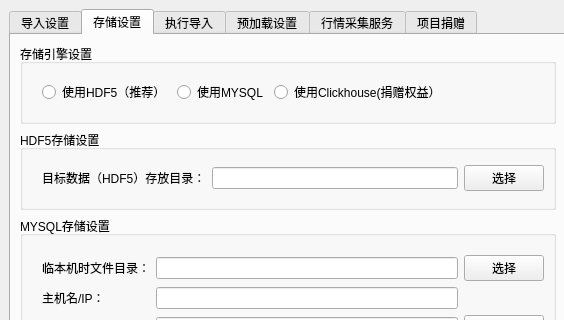
This is hikyuu/gui/data/MainWindow.ui in fasiondog/hikyuu as Qt 5 draws it before an edit; both pictures show x 0 to 564 and y 0 to 320 of the 1139 by 713 pixel window. The edited form follows.
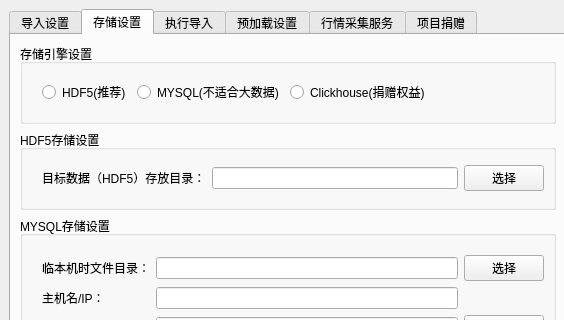
This is the edited form. The open tabs and pages were chosen to show the change. Icons and pictures are not drawn.

Commit message: fix(ui): 更新MainWindow界面文本，简化HDF5、MYSQL和Clickhouse选项描述

```diff
--- a/hikyuu/gui/data/MainWindow.ui
+++ b/hikyuu/gui/data/MainWindow.ui
@@ -497,21 +497,21 @@
              <item>
               <widget class="QRadioButton" name="enable_hdf55_radioButton">
                <property name="text">
-                <string>使用HDF5（推荐）</string>
+                <string>HDF5(推荐)</string>
                </property>
               </widget>
              </item>
              <item>
               <widget class="QRadioButton" name="enable_mysql_radioButton">
                <property name="text">
-                <string>使用MYSQL</string>
+                <string>MYSQL(不适合大数据)</string>
                </property>
               </widget>
              </item>
              <item>
               <widget class="QRadioButton" name="enable_clickhouse_radioButton">
                <property name="text">
-                <string>使用Clickhouse(捐赠权益）</string>
+                <string>Clickhouse(捐赠权益)</string>
                </property>
               </widget>
              </item>
```
The commit also changes 1 other file.
